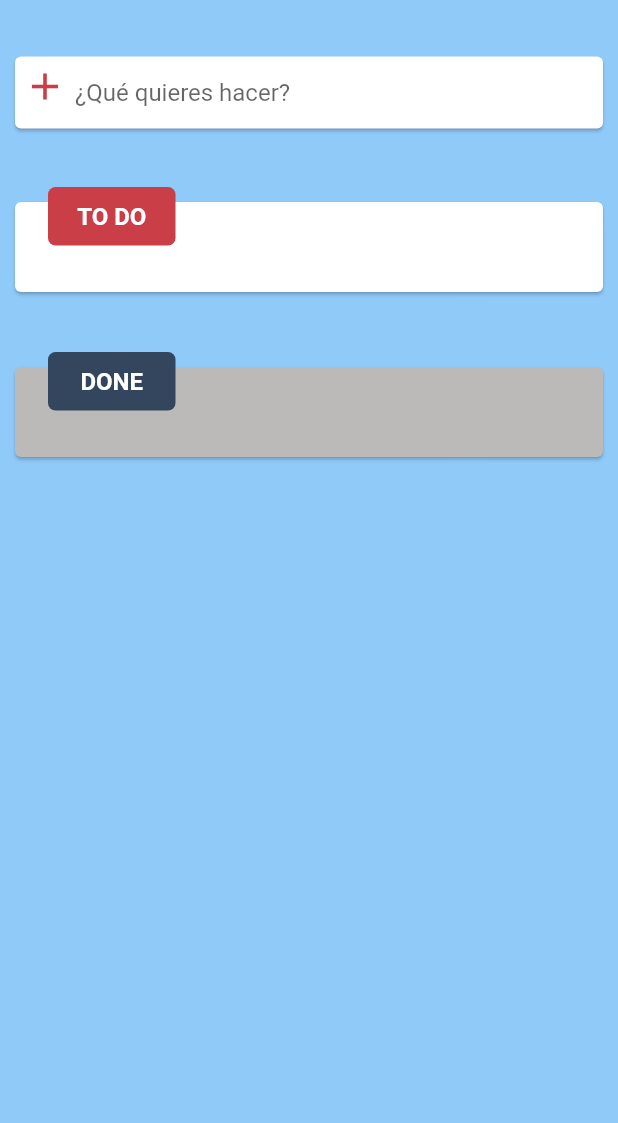
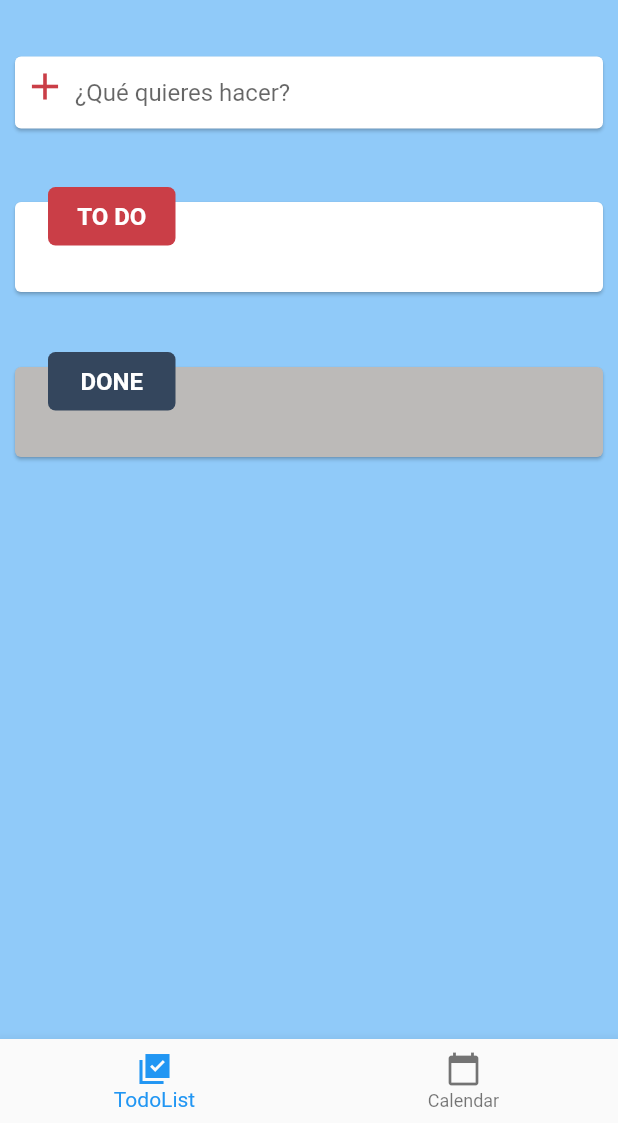
Before and after one commit to juantot9/goodreminder, a Flutter app: the screen it shows once a user with an empty profile is signed in, on a phone screen of 412 x 824 dp, the part 113-1236 px from its top. Run offline on Flutter 3.47's test engine with Material 2 defaults, Android fonts, the phone set to English and light mode, and no system bars; our stand-ins replace firebase_auth, firebase_core, share_plus, sqflite; accounts and stored records are empty.

Commit message:
barra inferior colocada

```diff
--- a/lib/screens/home/home.dart
+++ b/lib/screens/home/home.dart
@@ -111,6 +111,16 @@ class _HomeState extends State<Home> {
           ),
         ),
       ),
+      bottomNavigationBar: BottomNavigationBar(
+        items: const <BottomNavigationBarItem>[
+          BottomNavigationBarItem(
+            icon: Icon(Icons.library_add_check_sharp),
+            label: 'TodoList'),
+          BottomNavigationBarItem(
+            icon: Icon(Icons.calendar_today),
+            label: 'Calendar')
+        ],
+      ),
     );
   }
 
```
